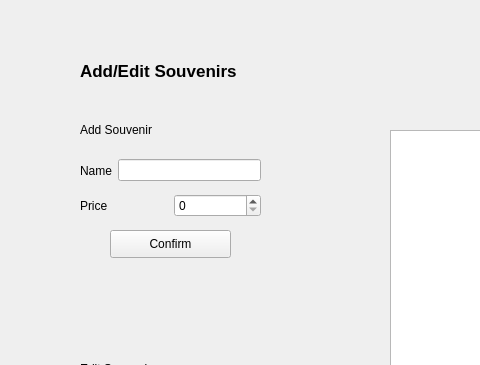
This is CS1D-Basketball-master/Basketball/adminsouvenirs.ui in moetaei/CS1D-Basketball as Qt 5 draws it before an edit; both pictures show x 0 to 480 and y 0 to 365 of the 1200 by 640 pixel window. The edited form follows.
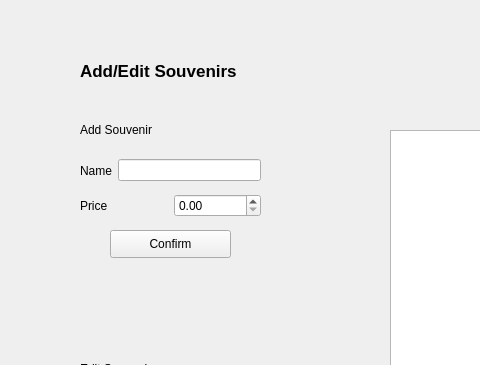
This is the edited form.

Patch:
```diff
--- a/CS1D-Basketball-master/Basketball/adminsouvenirs.ui
+++ b/CS1D-Basketball-master/Basketball/adminsouvenirs.ui
@@ -241,7 +241,7 @@
      </widget>
     </item>
     <item>
-     <widget class="QSpinBox" name="addPrice"/>
+     <widget class="QDoubleSpinBox" name="addPrice"/>
     </item>
    </layout>
   </widget>
```
